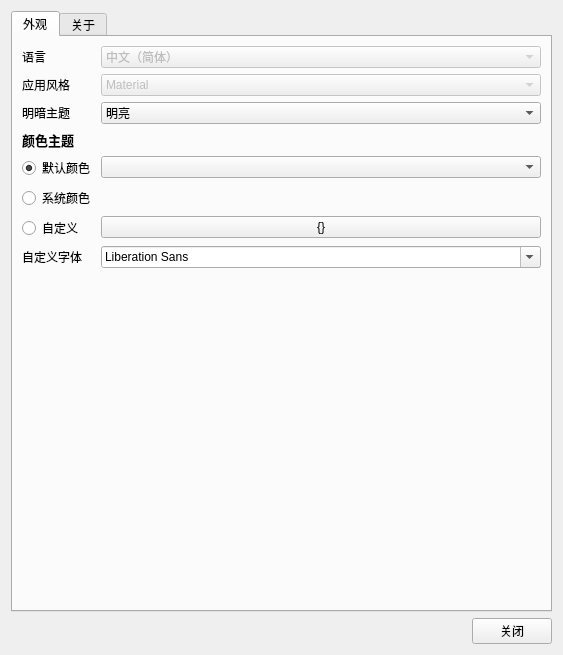
Qt form UISource/settings.ui (HelloWRC/W-DesktopCountdown) before a commit.
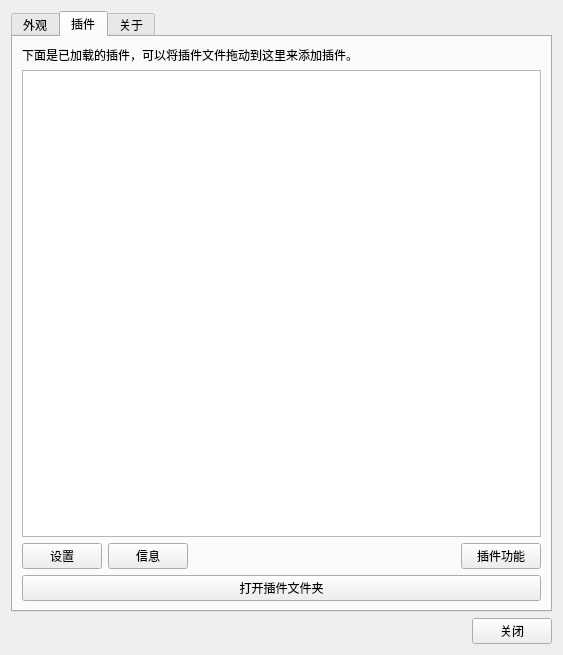
The same form after that commit. Icons and pictures are not drawn.

Diff of the .ui file:
```diff
--- a/UISource/settings.ui
+++ b/UISource/settings.ui
@@ -23,7 +23,7 @@
    <item>
     <widget class="QTabWidget" name="tabWidget">
      <property name="currentIndex">
-      <number>0</number>
+      <number>1</number>
      </property>
      <property name="tabBarAutoHide">
       <bool>true</bool>
@@ -183,6 +183,71 @@
        </item>
       </layout>
      </widget>
+     <widget class="QWidget" name="tab_plugins">
+      <attribute name="title">
+       <string>插件</string>
+      </attribute>
+      <layout class="QVBoxLayout" name="verticalLayout_5">
+       <item>
+        <widget class="QLabel" name="label">
+         <property name="text">
+          <string>下面是已加载的插件，可以将插件文件拖动到这里来添加插件。</string>
+         </property>
+         <property name="wordWrap">
+          <bool>true</bool>
+         </property>
+        </widget>
+       </item>
+       <item>
+        <widget class="QListWidget" name="lst_plugins"/>
+       </item>
+       <item>
+        <layout class="QHBoxLayout" name="horizontalLayout_3">
+         <item>
+          <widget class="QPushButton" name="btn_configure_plug">
+           <property name="text">
+            <string>设置</string>
+           </property>
+          </widget>
+         </item>
+         <item>
+          <widget class="QPushButton" name="btn_plug_info">
+           <property name="text">
+            <string>信息</string>
+           </property>
+          </widget>
+         </item>
+         <item>
+          <spacer name="horizontalSpacer_4">
+           <property name="orientation">
+            <enum>Qt::Horizontal</enum>
+           </property>
+           <property name="sizeHint" stdset="0">
+            <size>
+             <width>40</width>
+             <height>20</height>
+            </size>
+           </property>
+          </spacer>
+         </item>
+         <item>
+          <widget class="QPushButton" name="btn_plug_func">
+           <property name="text">
+            <string>插件功能</string>
+           </property>
+          </widget>
+         </item>
+        </layout>
+       </item>
+       <item>
+        <widget class="QPushButton" name="pushButton">
+         <property name="text">
+          <string>打开插件文件夹</string>
+         </property>
+        </widget>
+       </item>
+      </layout>
+     </widget>
      <widget class="QWidget" name="tab_about">
       <attribute name="title">
        <string>关于</string>
```
Left out of the diff: 3 changed lines with no effect on the pictures.
